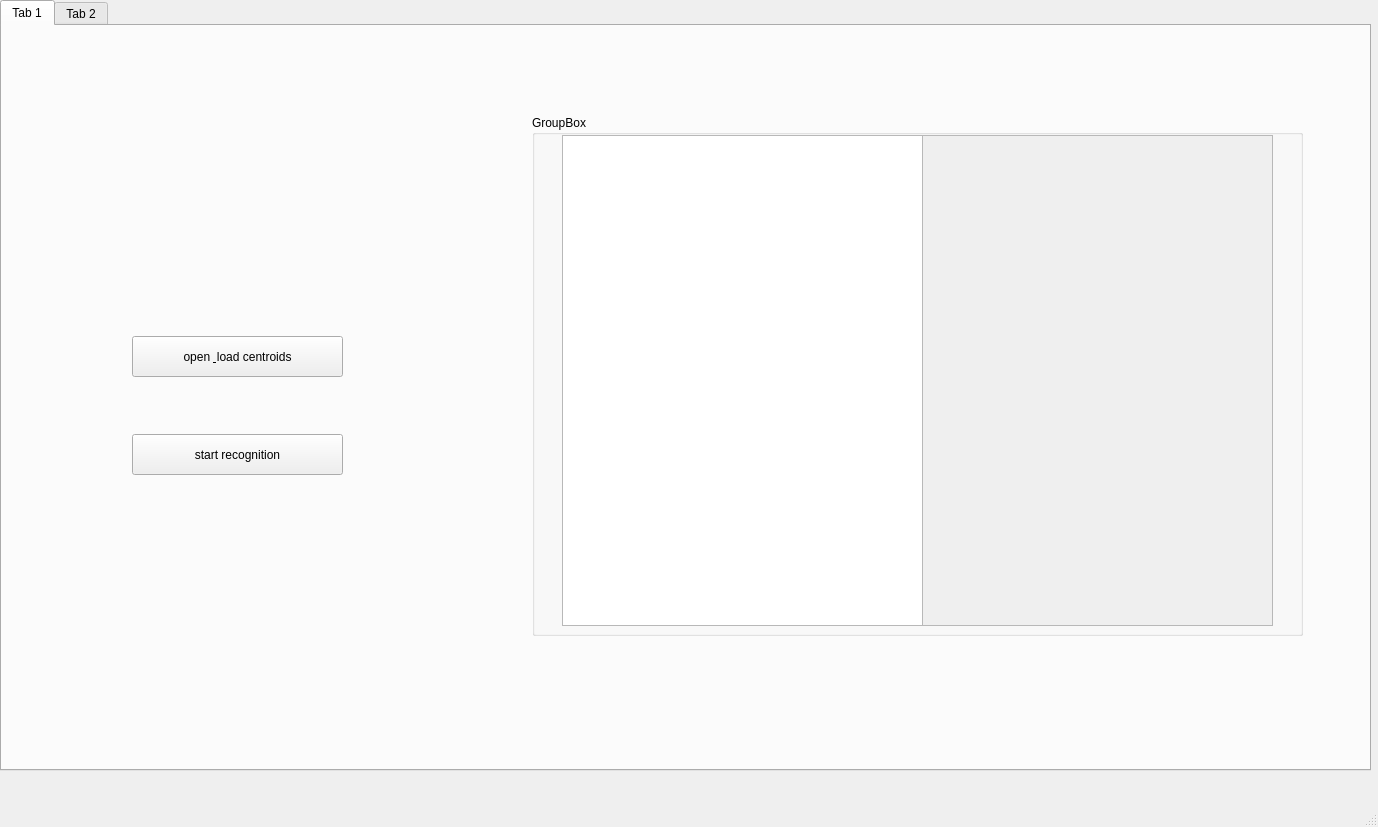
Old version of the form src/view/ui_kmeans.ui in the repository daandres/ml_soundwave_doppler_effect.
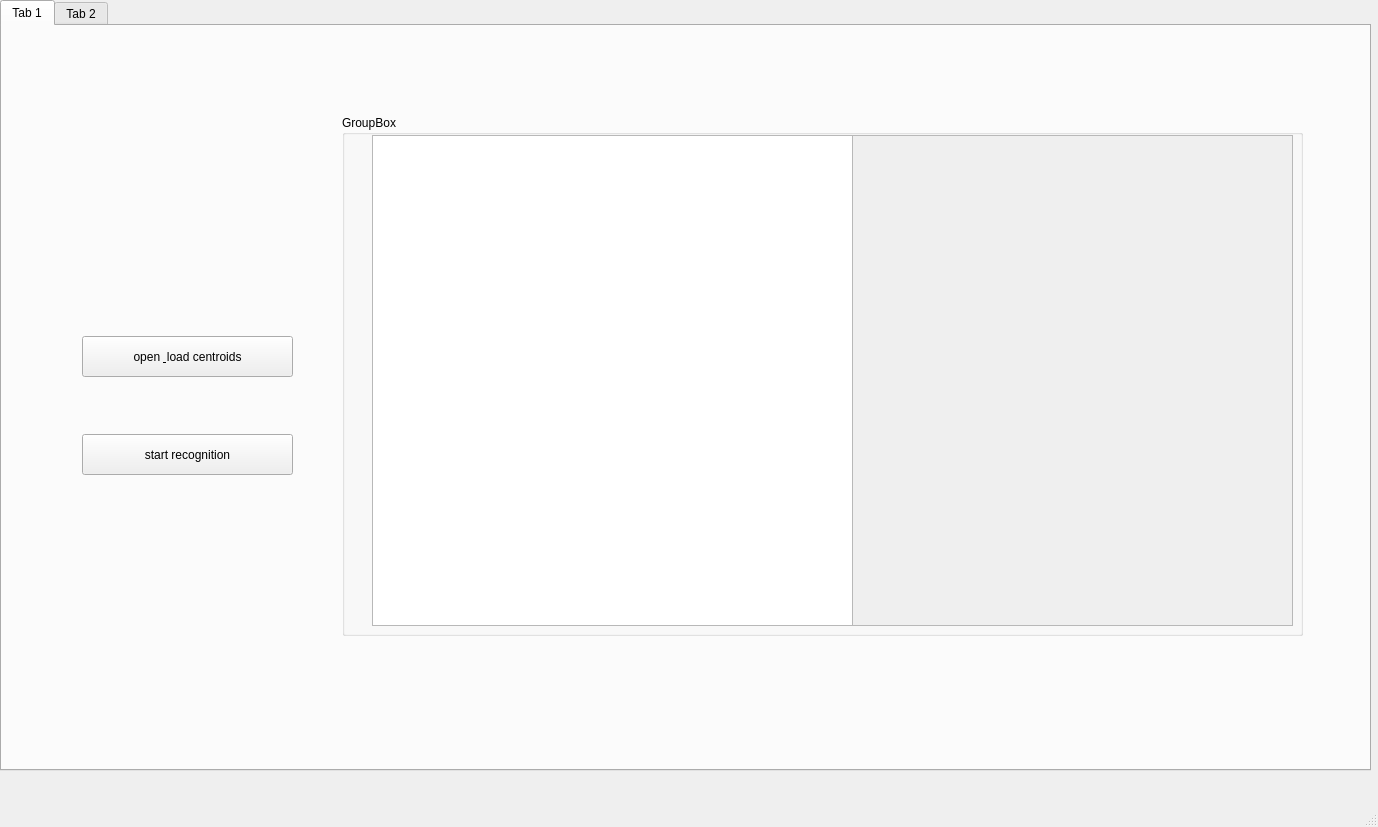
New version of the form. Custom widgets are drawn as their Qt base class.

What changed in the file:
```diff
--- a/src/view/ui_kmeans.ui
+++ b/src/view/ui_kmeans.ui
@@ -33,9 +33,9 @@
      <widget class="QGroupBox" name="groupBox">
       <property name="geometry">
        <rect>
-        <x>530</x>
+        <x>340</x>
         <y>89</y>
-        <width>771</width>
+        <width>961</width>
         <height>521</height>
        </rect>
       </property>
@@ -45,9 +45,9 @@
       <widget class="QScrollArea" name="rightPage_sa">
        <property name="geometry">
         <rect>
-         <x>390</x>
+         <x>510</x>
          <y>20</y>
-         <width>351</width>
+         <width>441</width>
          <height>491</height>
         </rect>
        </property>
@@ -59,7 +59,7 @@
          <rect>
           <x>0</x>
           <y>0</y>
-          <width>349</width>
+          <width>439</width>
           <height>489</height>
          </rect>
         </property>
@@ -70,16 +70,29 @@
         <rect>
          <x>30</x>
          <y>20</y>
-         <width>361</width>
+         <width>481</width>
          <height>491</height>
         </rect>
        </property>
       </widget>
+      <widget class="QwtPlot" name="qwtPlot_page_1">
+       <property name="enabled">
+        <bool>false</bool>
+       </property>
+       <property name="geometry">
+        <rect>
+         <x>40</x>
+         <y>30</y>
+         <width>461</width>
+         <height>481</height>
+        </rect>
+       </property>
+      </widget>
      </widget>
      <widget class="QPushButton" name="openLoadCentroids_bt">
       <property name="geometry">
        <rect>
-        <x>130</x>
+        <x>80</x>
         <y>310</y>
         <width>211</width>
         <height>41</height>
@@ -92,7 +105,7 @@
      <widget class="QPushButton" name="startRecognition_bt">
       <property name="geometry">
        <rect>
-        <x>130</x>
+        <x>80</x>
         <y>408</y>
         <width>211</width>
         <height>41</height>
```
